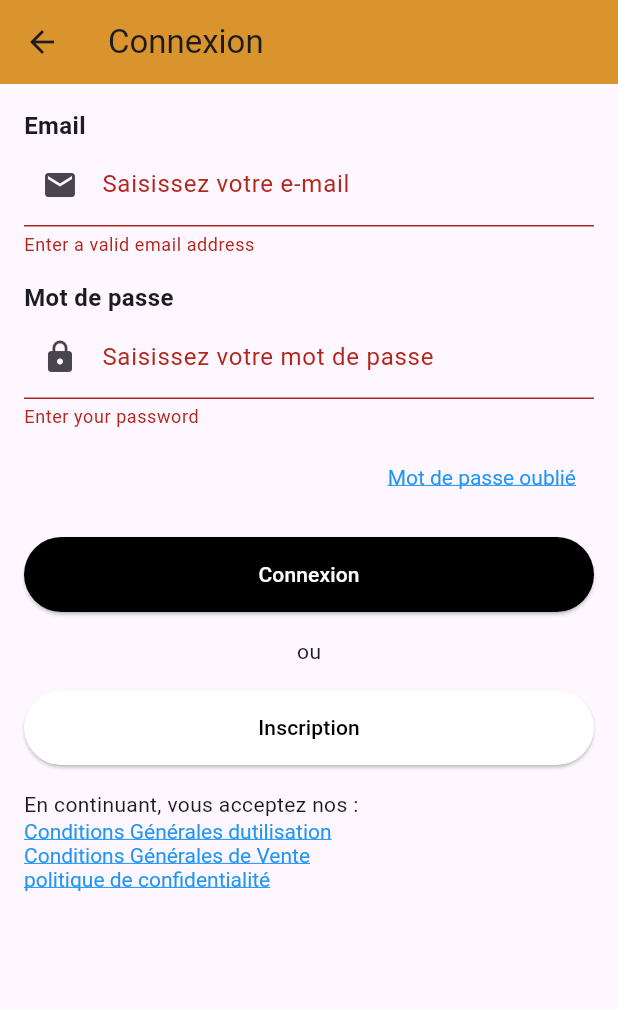
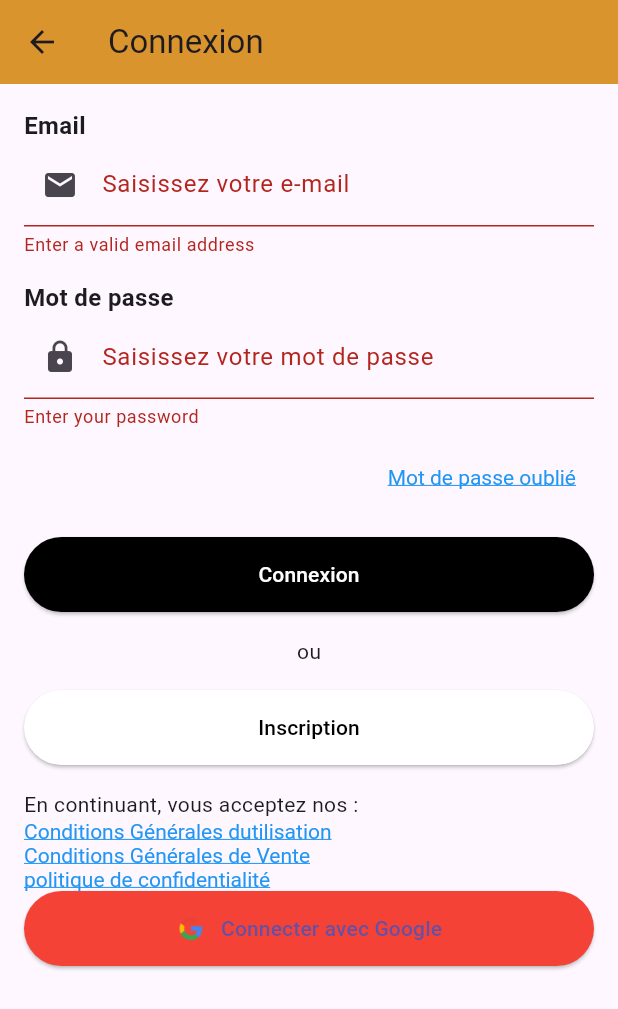
Before and after one commit to Dalel1akremi/flutterProject, a Flutter app: the ProfilePage screen opened directly, after a tap on "Connexion", on a phone screen of 412 x 824 dp. Shown: the top 1009 px of the screen. Run offline on Flutter 3.47's test engine with Material 3 defaults, Android fonts, the phone set to English and light mode, and no system bars; our stand-ins replace google_sign_in.

Commit message:
feat:add connect with google

```diff
--- a/FLUTTER/lib/pages/aboutUser/profile.dart
+++ b/FLUTTER/lib/pages/aboutUser/profile.dart
@@ -1,7 +1,9 @@
-// ignore_for_file: library_private_types_in_public_api, use_build_context_synchronously, prefer_const_declarations, avoid_print
+
+// ignore_for_file: use_build_context_synchronously, avoid_print, library_private_types_in_public_api
 
 import 'package:flutter/material.dart';
-import 'package:http/http.dart' as http; // Import the http package
+import 'package:http/http.dart' as http;
+import 'package:google_sign_in/google_sign_in.dart';
 import 'dart:convert';
 import 'registre.dart';
 import 'RchangePassword.dart';
@@ -58,7 +60,7 @@ class _ProfilePageState extends State<ProfilePage> {
 
   Future<void> loginUser(
       BuildContext context, String email, String password) async {
-    final String apiUrl = "http://localhost:3000/login";
+    const String apiUrl = "http://localhost:3000/login";
 
     try {
       final response = await http.post(
@@ -79,17 +81,16 @@ class _ProfilePageState extends State<ProfilePage> {
         final String token = data['token'];
         final String userId = data['userId'];
 
-        // TODO: Store the token locally (e.g., in shared preferences)
-        // TODO: Perform necessary actions upon successful login
+
 
         print('Login successful! Token: $token, UserId: $userId');
 
-        // Navigate to the main page and replace the current route
+
         Navigator.pushReplacement(
           context,
           MaterialPageRoute(
               builder: (context) =>
-                  MyApp()), // Replace MainPage with your actual main page
+                  MyApp()),
         );
       } else {
         final data = json.decode(response.body);
@@ -118,7 +119,7 @@ class _ProfilePageState extends State<ProfilePage> {
   Widget build(BuildContext context) {
     return Scaffold(
       appBar: AppBar(
-         backgroundColor: Color.fromARGB(222, 212, 133, 14),
+         backgroundColor: const Color.fromARGB(222, 212, 133, 14),
         title: const Text('Connexion'),
       ),
       body: Padding(
@@ -135,12 +136,16 @@ class _ProfilePageState extends State<ProfilePage> {
                   fontSize: 16.0,
                 ),
               ),
-              TextFormField(
-                validator: (value) {
-                  if (value?.isEmpty ?? true || !value!.contains('@')) {
+               TextFormField(
+               validator: (value) {
+                  if (value?.isEmpty ?? true) {
                     return 'Enter a valid email address';
                   }
-                  return null; // Return null for successful validation
+                  if (!RegExp(r'^[\w-]+(\.[\w-]+)*@[\w-]+(\.[\w-]+)+$')
+                      .hasMatch(value!)) {
+                    return 'Enter a valid email address';
+                  }
+                  return null;
                 },
                 onSaved: (value) => email = value ?? '',
                 decoration: const InputDecoration(
@@ -170,12 +175,12 @@ class _ProfilePageState extends State<ProfilePage> {
                 ),
                 obscureText: true,
               ),
-              const SizedBox(height: 8.0), // Added space
+              const SizedBox(height: 8.0),
               Align(
                 alignment: Alignment.centerRight,
                 child: TextButton(
                   onPressed: () {
-                    // TODO: Navigate to the password recovery page
+
                     Navigator.push(
                       context,
                       MaterialPageRoute(
@@ -243,7 +248,7 @@ class _ProfilePageState extends State<ProfilePage> {
                     decoration: TextDecoration.underline,
                     color: Colors.blue,
                   ),
-                  // TODO: Add onTap callback for terms and conditions link
+
                 ),
               ),
 
@@ -254,7 +259,7 @@ class _ProfilePageState extends State<ProfilePage> {
                     decoration: TextDecoration.underline,
                     color: Colors.blue,
                   ),
-                  // TODO: Add onTap callback for privacy policy link
+
                 ),
               ),
 
@@ -265,9 +270,28 @@ class _ProfilePageState extends State<ProfilePage> {
                     decoration: TextDecoration.underline,
                     color: Colors.blue,
                   ),
-                  // TODO: Add onTap callback for cookies policy link
+
                 ),
               ),
+             ElevatedButton(
+  onPressed: () => (context),
+  child: Row(
+    mainAxisSize: MainAxisSize.min,
+    children: [
+      Image.asset(
+        'images/google_logo.png', // Ajoutez le logo Google à votre projet
+        height: 20.0,
+      ),
+      SizedBox(width: 10.0),
+      Text('Connecter avec Google'),
+    ],
+  ),
+  style: ElevatedButton.styleFrom(
+    minimumSize: const Size(double.infinity, 50),
+    backgroundColor: Colors.red,
+  ),
+),
+
             ],
           ),
         ),
--- a/FLUTTER/pubspec.yaml
+++ b/FLUTTER/pubspec.yaml
@@ -36,7 +36,7 @@ dependencies:
   google_fonts: ^6.1.0
   font_awesome_flutter: ^10.6.0
   flutter_lints: ^2.0.0
-
+  google_sign_in: ^5.2.1
   # The following adds the Cupertino Icons font to your application.
   # Use with the CupertinoIcons class for iOS style icons.
 
@@ -63,7 +63,7 @@ flutter:
 
   # To add assets to your application, add an assets section, like this:
   assets:
-    - images/
+    - images/google_logo.png
   #   - images/a_dot_ham.jpeg
 
   # An image asset can refer to one or more resolution-specific "variants", see
```
Also changed, not shown: FLUTTER/images/google_logo.png (added), FLUTTER/pubspec.lock, 1 other file.
